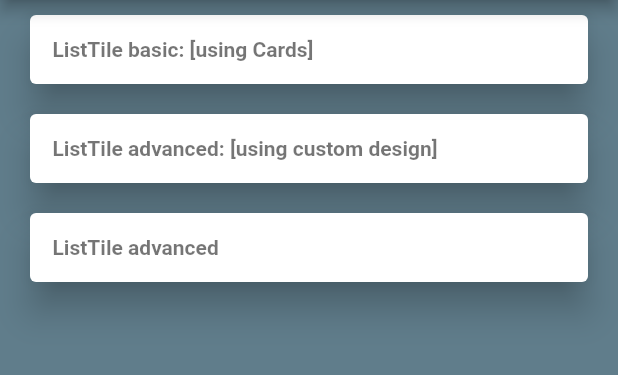
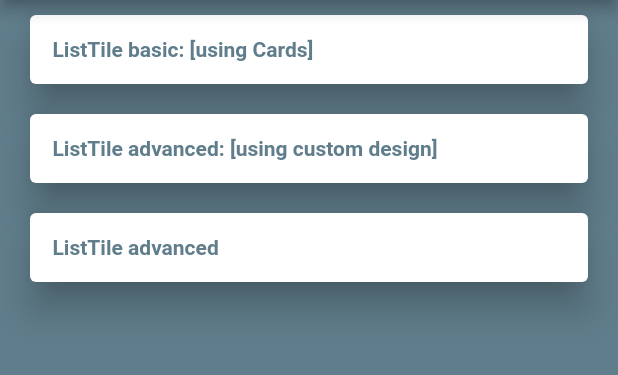
Before and after one commit to sigmasyddev/fluttester, a Flutter app: the screen it shows after launch, on a phone screen of 412 x 824 dp, the part 84-459 px from its top. Run offline on Flutter 3.47's test engine with Material 2 defaults, Android fonts, the phone set to English and light mode, and no system bars.

Commit message:
Change text title color

```diff
--- a/lib/mainPage.dart
+++ b/lib/mainPage.dart
@@ -16,10 +16,7 @@ class MainPageState extends State<MainPage>{
         children: <Widget>[
           InkWell(
             onTap: ()=>{
-              Navigator.push(
-                context,
-                MaterialPageRoute(builder: (context) => HomePage()),
-              )
+              Navigator.push(context,MaterialPageRoute(builder: (context) => HomePage()))
             },
             child: Card(
               margin: EdgeInsets.only(top: 10, bottom: 10, left: 20, right: 20),
@@ -29,7 +26,7 @@ class MainPageState extends State<MainPage>{
                 child: Text(
                   "ListTile basic: [using Cards]",
                   style: TextStyle(
-                    color: Colors.black54,
+                    color: Colors.blueGrey,
                     fontWeight: FontWeight.bold
                   )
                 )
@@ -46,7 +43,7 @@ class MainPageState extends State<MainPage>{
                 child: Text(
                   "ListTile advanced: [using custom design]",
                   style: TextStyle(
-                    color: Colors.black54,
+                    color: Colors.blueGrey,
                     fontWeight: FontWeight.bold
                   )
                 )
@@ -63,7 +60,7 @@ class MainPageState extends State<MainPage>{
                 child: Text(
                   "ListTile advanced",
                   style: TextStyle(
-                    color: Colors.black54,
+                    color: Colors.blueGrey,
                     fontWeight: FontWeight.bold
                   )
                 ),
```
